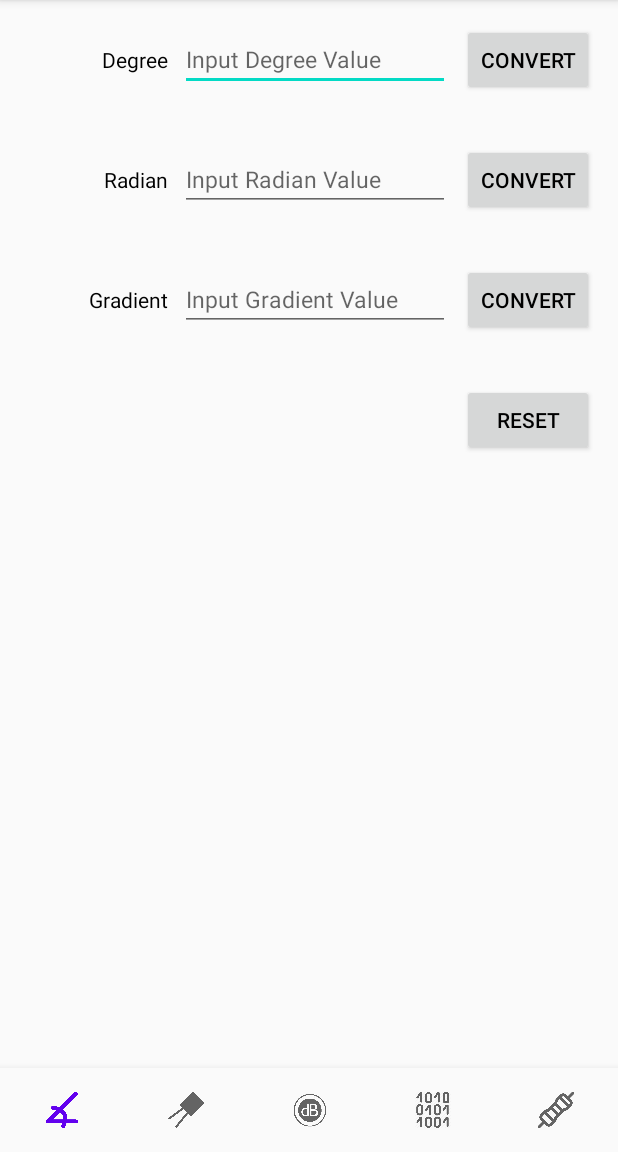
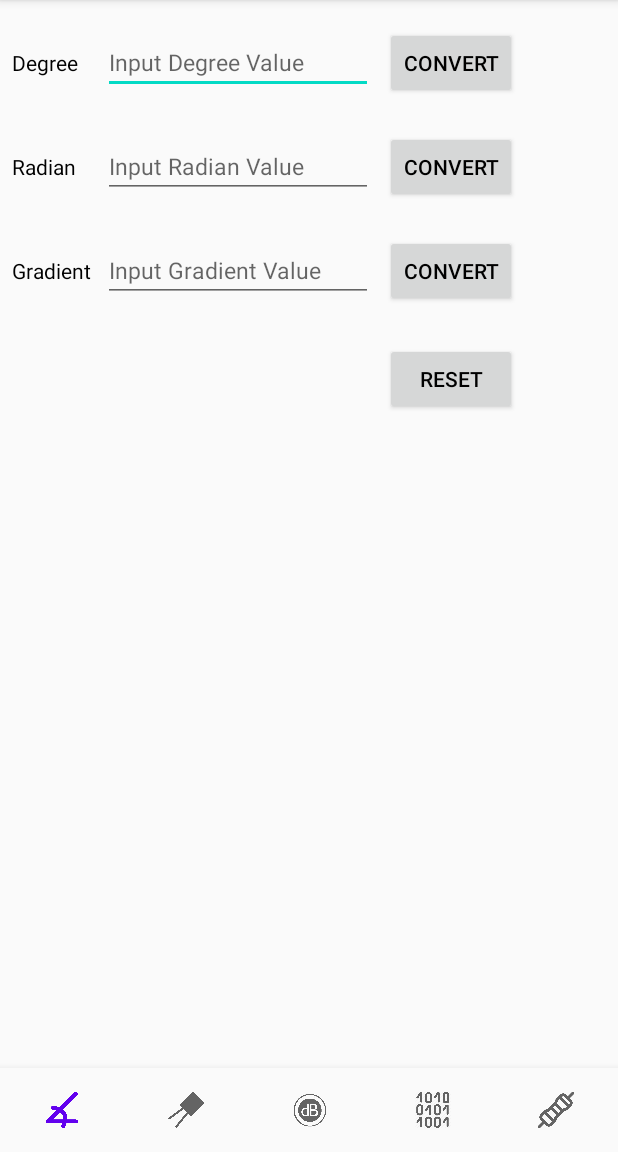
Before and after one commit to antoniokranjcina/Pocket-Engineer, an Android app: the screen it shows after launch (MainActivity), on a phone screen of 412 x 824 dp, the part 84-1236 px from its top. Run offline under Robolectric (Android 15) with nearby library versions, the phone set to English and light mode, and no system bars.

Commit message:
Number formatting improvement and layouts reorganisation

```diff
--- a/app/src/main/java/com/tvz/zavrsnirad/anglecalculator/Calculator.java
+++ b/app/src/main/java/com/tvz/zavrsnirad/anglecalculator/Calculator.java
@@ -10,6 +10,8 @@ import androidx.fragment.app.Fragment;
 import com.tvz.zavrsnirad.R;
 
 final class Calculator {
+    private static double decimalPlaces = 100_000;
+
     private Calculator() { }
 
     static void calculateAngle(final View rootView, final Fragment fragment) {
@@ -69,8 +71,6 @@ final class Calculator {
     }
 
     private static void calculateAngleDegree(double degree, EditText editTextRadian, EditText editTextGradient) {
-        double decimalPlaces = 100_000;
-
         double radian = Math.round((degree * (Math.PI / 180)) * decimalPlaces) / decimalPlaces;
         double gradient = Math.round((degree * 1.1111111111111) * decimalPlaces) / decimalPlaces;
 
@@ -79,8 +79,6 @@ final class Calculator {
     }
 
     private static void calculateAngleRadian(double radian, EditText editTextDegree, EditText editTextGradient) {
-        double decimalPlaces = 100_000;
-
         double degree = Math.round((radian * (180 / Math.PI) * decimalPlaces)) / decimalPlaces;
         double gradient = Math.round((radian * 63.661977236758) * decimalPlaces) / decimalPlaces;
 
@@ -89,8 +87,6 @@ final class Calculator {
     }
 
     private static void calculateAngleGradient(double gradient, EditText editTextDegree, EditText editTextRadian) {
-        double decimalPlaces = 100_000;
-
         double degree = Math.round((gradient * 0.9) * decimalPlaces) / decimalPlaces;
         double radian = Math.round((gradient * 0.015707963267949) * decimalPlaces) / decimalPlaces;
 
--- a/app/src/main/java/com/tvz/zavrsnirad/capacitor/Calculator.java
+++ b/app/src/main/java/com/tvz/zavrsnirad/capacitor/Calculator.java
@@ -98,7 +98,7 @@ final class Calculator {
                 formula = c1 + c2;
             }
 
-            String str = NumberFormatter.format(formula) + "F";
+            String str = NumberFormatter.formatWithUnit(formula) + "F";
 
             result.setText(str);
         } catch (NumberFormatException e) {
--- a/app/src/main/java/com/tvz/zavrsnirad/resistorcalculator/colorstoresist/Calculator.java
+++ b/app/src/main/java/com/tvz/zavrsnirad/resistorcalculator/colorstoresist/Calculator.java
@@ -95,7 +95,7 @@ final class Calculator {
                 resistResult = (rbFirstDigit * 10 + rbSecondDigit) * rbMultiplier;
                 String resist;
                 if (resistResult - (int) resistResult == 0) {
-                    String resistLong = NumberFormatter.format((long) resistResult);
+                    String resistLong = NumberFormatter.formatWithUnit((long) resistResult);
                     resist = resistLong + "" + ohmSign + " " + rbTolerance;
                 } else {
                     resistResult = (double) Math.round(resistResult * 100) / 100;
--- a/app/src/main/java/com/tvz/zavrsnirad/resistorcalculator/resistancecalculator/Calculator.java
+++ b/app/src/main/java/com/tvz/zavrsnirad/resistorcalculator/resistancecalculator/Calculator.java
@@ -94,7 +94,7 @@ final class Calculator {
                 formula = (r1 * r2) / (r1 + r2);
             }
 
-            String str = NumberFormatter.format(formula) + "Ω";
+            String str = NumberFormatter.formatWithUnit(formula) + "Ω";
 
             result.setText(str);
         } catch (NumberFormatException e) {
--- a/app/src/main/res/layout/fragment_angle_calculator.xml
+++ b/app/src/main/res/layout/fragment_angle_calculator.xml
@@ -1,117 +1,125 @@
 <?xml version="1.0" encoding="utf-8"?>
-<androidx.constraintlayout.widget.ConstraintLayout
-    xmlns:android="http://schemas.android.com/apk/res/android"
+<androidx.constraintlayout.widget.ConstraintLayout xmlns:android="http://schemas.android.com/apk/res/android"
     xmlns:app="http://schemas.android.com/apk/res-auto"
+    xmlns:tools="http://schemas.android.com/tools"
     android:layout_width="match_parent"
-    android:layout_height="match_parent">
+    android:layout_height="match_parent"
+    tools:layout_editor_absoluteY="81dp">
 
     <TextView
         android:id="@+id/degree_text"
         android:layout_width="wrap_content"
         android:layout_height="wrap_content"
-        android:layout_marginEnd="8dp"
-        android:layout_marginRight="8dp"
+        android:layout_marginTop="32dp"
         android:text="@string/degree_text"
         android:textColor="#000000"
-        app:layout_constraintBaseline_toBaselineOf="@+id/degreeEditText"
-        app:layout_constraintEnd_toStartOf="@+id/degreeEditText" />
+        app:layout_constraintStart_toStartOf="@+id/radian_text"
+        app:layout_constraintTop_toTopOf="parent" />
 
     <TextView
         android:id="@+id/radian_text"
         android:layout_width="wrap_content"
         android:layout_height="wrap_content"
+        android:layout_marginTop="50dp"
         android:text="@string/radian_text"
         android:textColor="#000000"
-        app:layout_constraintBaseline_toBaselineOf="@+id/radianEditText"
-        app:layout_constraintEnd_toEndOf="@+id/degree_text" />
+        app:layout_constraintStart_toStartOf="@+id/gradian_text"
+        app:layout_constraintTop_toBottomOf="@+id/degree_text" />
 
     <TextView
         android:id="@+id/gradian_text"
         android:layout_width="wrap_content"
         android:layout_height="wrap_content"
+        android:layout_marginStart="8dp"
+        android:layout_marginLeft="8dp"
+        android:layout_marginTop="50dp"
         android:text="@string/gradient_text"
         android:textColor="#000000"
-        app:layout_constraintBaseline_toBaselineOf="@+id/gradianEditText"
-        app:layout_constraintEnd_toEndOf="@+id/radian_text" />
+        app:layout_constraintStart_toStartOf="parent"
+        app:layout_constraintTop_toBottomOf="@+id/radian_text" />
 
     <EditText
         android:id="@+id/degreeEditText"
         android:layout_width="wrap_content"
         android:layout_height="wrap_content"
-        android:layout_marginEnd="8dp"
-        android:layout_marginRight="8dp"
         android:autofillHints=""
         android:ems="10"
         android:hint="@string/degree_hint"
         android:inputType="numberSigned|numberDecimal"
+        android:maxLength="10"
         android:textSize="15sp"
-        app:layout_constraintBaseline_toBaselineOf="@+id/degreeButton"
-        app:layout_constraintEnd_toStartOf="@+id/degreeButton" />
+        app:layout_constraintBaseline_toBaselineOf="@+id/degree_text"
+        app:layout_constraintStart_toStartOf="@+id/radianEditText" />
 
     <EditText
         android:id="@+id/radianEditText"
         android:layout_width="wrap_content"
         android:layout_height="wrap_content"
+        android:autofillHints=""
         android:ems="10"
         android:hint="@string/radian_hint"
         android:inputType="numberSigned|numberDecimal"
+        android:maxLength="10"
         android:textSize="15sp"
-        app:layout_constraintBaseline_toBaselineOf="@+id/radianButton"
-        app:layout_constraintEnd_toEndOf="@+id/degreeEditText"
-        android:autofillHints="" />
+        app:layout_constraintBaseline_toBaselineOf="@+id/radian_text"
+        app:layout_constraintStart_toStartOf="@+id/gradianEditText" />
 
     <EditText
         android:id="@+id/gradianEditText"
         android:layout_width="wrap_content"
         android:layout_height="wrap_content"
+        android:layout_marginStart="8dp"
+        android:layout_marginLeft="8dp"
+        android:autofillHints=""
         android:ems="10"
         android:hint="@string/gradient_hint"
         android:inputType="numberSigned|numberDecimal"
+        android:maxLength="10"
         android:textSize="15sp"
-        app:layout_constraintBaseline_toBaselineOf="@+id/gradientButton"
-        app:layout_constraintEnd_toEndOf="@+id/radianEditText"
-        android:autofillHints="" />
+        app:layout_constraintBaseline_toBaselineOf="@+id/gradian_text"
+        app:layout_constraintStart_toEndOf="@+id/gradian_text" />
 
     <Button
         android:id="@+id/degreeButton"
         android:layout_width="wrap_content"
         android:layout_height="wrap_content"
-        android:layout_marginTop="16dp"
-        android:layout_marginEnd="16dp"
-        android:layout_marginRight="16dp"
+        android:layout_marginStart="8dp"
+        android:layout_marginLeft="8dp"
         android:text="@string/button_convert"
         android:textColor="#000000"
-        app:layout_constraintEnd_toEndOf="parent"
-        app:layout_constraintTop_toTopOf="parent" />
+        app:layout_constraintBaseline_toBaselineOf="@+id/degreeEditText"
+        app:layout_constraintStart_toEndOf="@+id/degreeEditText" />
 
     <Button
         android:id="@+id/radianButton"
         android:layout_width="wrap_content"
         android:layout_height="wrap_content"
-        android:layout_marginTop="32dp"
+        android:layout_marginStart="8dp"
+        android:layout_marginLeft="8dp"
         android:text="@string/button_convert"
         android:textColor="#000000"
-        app:layout_constraintEnd_toEndOf="@+id/degreeButton"
-        app:layout_constraintTop_toBottomOf="@+id/degreeButton" />
+        app:layout_constraintBaseline_toBaselineOf="@+id/radianEditText"
+        app:layout_constraintStart_toEndOf="@+id/radianEditText" />
 
     <Button
         android:id="@+id/gradientButton"
         android:layout_width="wrap_content"
         android:layout_height="wrap_content"
-        android:layout_marginTop="32dp"
+        android:layout_marginStart="8dp"
+        android:layout_marginLeft="8dp"
         android:text="@string/button_convert"
         android:textColor="#000000"
-        app:layout_constraintEnd_toEndOf="@+id/radianButton"
-        app:layout_constraintTop_toBottomOf="@+id/radianButton" />
+        app:layout_constraintBaseline_toBaselineOf="@+id/gradianEditText"
+        app:layout_constraintStart_toEndOf="@+id/gradianEditText" />
 
     <Button
         android:id="@+id/resetAngleButton"
         android:layout_width="wrap_content"
         android:layout_height="wrap_content"
-        android:layout_marginTop="32dp"
+        android:layout_marginTop="24dp"
         android:text="@string/button_reset"
         android:textColor="#000000"
-        app:layout_constraintEnd_toEndOf="@+id/gradientButton"
+        app:layout_constraintStart_toStartOf="@+id/gradientButton"
         app:layout_constraintTop_toBottomOf="@+id/gradientButton" />
 
 </androidx.constraintlayout.widget.ConstraintLayout>
--- a/app/src/main/res/layout/fragment_capacitor.xml
+++ b/app/src/main/res/layout/fragment_capacitor.xml
@@ -61,6 +61,7 @@
         android:ems="10"
         android:hint="@string/capacitor_1"
         android:inputType="numberDecimal"
+        android:maxLength="10"
         android:textSize="15sp"
         app:layout_constraintStart_toStartOf="@+id/radioGroup"
         app:layout_constraintTop_toBottomOf="@+id/radioGroup" />
@@ -84,6 +85,7 @@
         android:ems="10"
         android:hint="@string/capacitor_2"
         android:inputType="numberDecimal"
+        android:maxLength="10"
         android:textSize="15sp"
         app:layout_constraintEnd_toEndOf="@+id/capacitor1_input_editText"
         app:layout_constraintStart_toStartOf="@+id/capacitor1_input_editText"
--- a/app/src/main/res/layout/fragment_resistance_calculator.xml
+++ b/app/src/main/res/layout/fragment_resistance_calculator.xml
@@ -60,6 +60,7 @@
         android:ems="10"
         android:hint="@string/r1"
         android:inputType="numberDecimal"
+        android:maxLength="10"
         android:textSize="15sp"
         app:layout_constraintStart_toStartOf="@+id/radioGroupResistors"
         app:layout_constraintTop_toBottomOf="@+id/radioGroupResistors" />
@@ -83,6 +84,7 @@
         android:ems="10"
         android:hint="@string/r2"
         android:inputType="numberDecimal"
+        android:maxLength="10"
         android:textSize="15sp"
         app:layout_constraintEnd_toEndOf="@+id/resistor1_input_editText"
         app:layout_constraintStart_toStartOf="@+id/resistor1_input_editText"
```
Also changed, not shown: app/src/main/java/com/tvz/zavrsnirad/NumberFormatter.java (+41 -13 lines), app/src/main/java/com/tvz/zavrsnirad/dbcalculator/fixedoutput/Calculator.java (+25 -31 lines), app/src/main/java/com/tvz/zavrsnirad/dbcalculator/variabloutput/Calculator.java (+25 -32 lines), app/src/main/res/layout/variable_output_power.xml (+44 -50 lines), app/src/main/res/layout/w_output_power.xml (+19 -19 lines).
